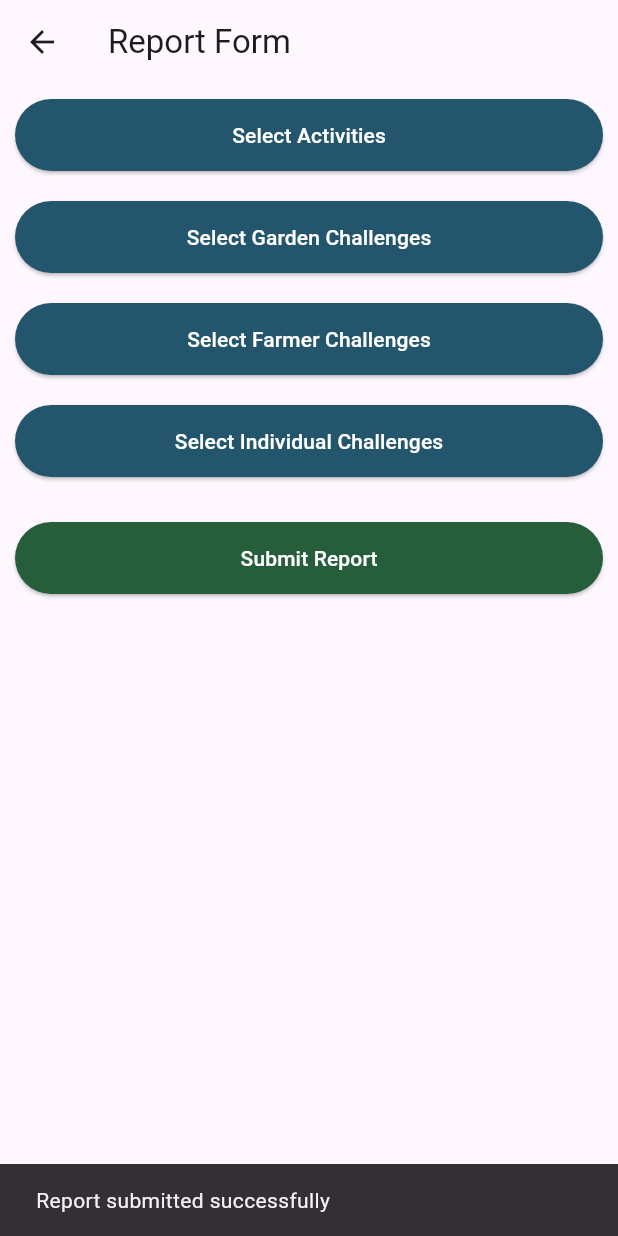
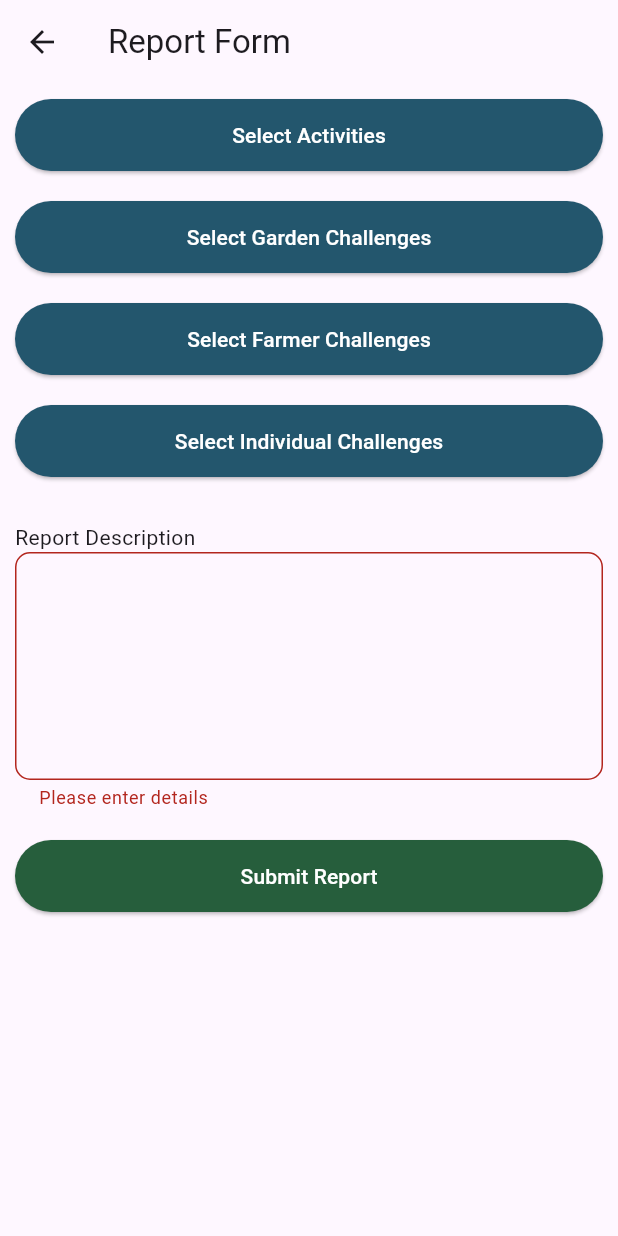
Before and after one commit to elias-avenger/Kijani-PMC-App, a Flutter app: the ReportScreen screen opened directly, after a tap on "Submit Report", on a phone screen of 412 x 824 dp. Run offline on Flutter 3.47's test engine with Material 3 defaults, Android fonts, the phone set to English and light mode, and no system bars; our stand-ins replace geolocator, get, google_fonts, image_picker, loading_animation_widget, shared_preferences; missing offline and left inert: easy_loading_button, flutter_exif_plugin, in_app_update, s3_storage; accounts and stored records are empty.

Commit message:
updated the structure of the report data to be submitted

```diff
--- a/lib/components/garden/register_farmer.dart
+++ b/lib/components/garden/register_farmer.dart
@@ -168,7 +168,7 @@ class _RegisterFarmerFormState extends State<RegisterFarmerForm> {
                     children: [
                       const SizedBox(height: 16),
                       ElevatedButton(
-                        style: kGreenButtonStyle,
+                        style: kBlackButtonStyle,
                         onPressed: () async {
                           // //select image from either gallery or camera
                           // final selectedImage =
--- a/lib/controllers/report_controller.dart
+++ b/lib/controllers/UI controllers/report_controller.dart
@@ -42,20 +42,32 @@ class ReportController extends GetxController {
         false,
   }.obs;
 
-  var individualChallenges = {
-    'Large working area to be covered by only one PMC.': false,
-    'Delay on the provision of field facilitation like fuel delays daily activity.':
-        false,
-    'Insecurity.': false,
-    'Wild animals attack.': false,
-    'House rent is more expensive than the one given by the company.': false,
-  }.obs;
+  // Individual challenges as a list
+  var individualChallenges = [
+    'Large working area to be covered by only one PMC.',
+    'Delay on the provision of field facilitation like fuel delays daily activity.',
+    'Insecurity.',
+    'Wild animals attack.',
+    'House rent is more expensive than the one given by the company.'
+  ].obs;
+
+  // State tracking map for individual challenges
+  var selectedIndividualChallenges = <String, bool>{}.obs;
 
   // Maps to store details for each category when selected
   var activityDetails = <String, String>{}.obs;
-  var gardenChallengeDetails = <String, String>{}.obs;
+  var gardenChallengeDetails = <String, dynamic>{}.obs;
   var farmerChallengeDetails = <String, String>{}.obs;
   var individualChallengeDetails = <String, String>{}.obs;
+
+  @override
+  void onInit() {
+    super.onInit();
+    // Initialize the state of each individual challenge as unselected
+    for (var challenge in individualChallenges) {
+      selectedIndividualChallenges[challenge] = false;
+    }
+  }
 
   // General method to toggle the item state in any category
   void toggleItem(String category, String item, bool value) {
@@ -71,8 +83,8 @@ class ReportController extends GetxController {
   }
 
   // General method to update details for a selected item in any category
-  void updateItemDetails(String category, String item, String details) {
-    RxMap<String, String>? detailsMap = _getDetailsMapByCategory(category);
+  void updateItemDetails(String category, String item, dynamic details) {
+    RxMap<String, dynamic>? detailsMap = _getDetailsMapByCategory(category);
     if (detailsMap != null) {
       detailsMap[item] = details;
     }
@@ -81,14 +93,14 @@ class ReportController extends GetxController {
   // General method to get a list of selected items with their details for a category
   List<Map<String, String>> getSelectedItemsWithDetails(String category) {
     RxMap<String, bool>? map = _getMapByCategory(category);
-    RxMap<String, String>? detailsMap = _getDetailsMapByCategory(category);
+    RxMap<String, dynamic>? detailsMap = _getDetailsMapByCategory(category);
     if (map == null || detailsMap == null) return [];
 
     return map.entries
         .where((entry) => entry.value)
         .map((entry) => {
               'item': entry.key,
-              'details': detailsMap[entry.key] ?? '',
+              'details': detailsMap[entry.key]?.toString() ?? '',
             })
         .toList();
   }
@@ -103,14 +115,14 @@ class ReportController extends GetxController {
       case 'farmerChallenges':
         return farmerChallenges;
       case 'individualChallenges':
-        return individualChallenges;
+        return selectedIndividualChallenges;
       default:
         return null;
     }
   }
 
   // Helper method to get the details map by category name
-  RxMap<String, String>? _getDetailsMapByCategory(String category) {
+  RxMap<String, dynamic>? _getDetailsMapByCategory(String category) {
     switch (category) {
       case 'activities':
         return activityDetails;
--- a/lib/screens/reports/reporting.dart
+++ b/lib/screens/reports/reporting.dart
@@ -1,9 +1,8 @@
 import 'dart:io';
-
 import 'package:flutter/material.dart';
 import 'package:get/get.dart';
 import 'package:image_picker/image_picker.dart';
-import 'package:kijani_pmc_app/controllers/report_controller.dart';
+import 'package:kijani_pmc_app/controllers/UI%20controllers/report_controller.dart';
 import 'package:kijani_pmc_app/utilities/constants.dart';
 import 'package:kijani_pmc_app/utilities/image_picker.dart';
 
@@ -15,12 +14,11 @@ class ReportScreen extends StatefulWidget {
 }
 
 class _ReportScreenState extends State<ReportScreen> {
-  //form key
   static final _formKey = GlobalKey<FormState>();
+  TextEditingController descController = TextEditingController();
 
   @override
   Widget build(BuildContext context) {
-    // Initialize the controller
     final ReportController controller = Get.put(ReportController());
 
     return Scaffold(
@@ -123,6 +121,7 @@ class _ReportScreenState extends State<ReportScreen> {
                           ),
                         ),
                     const SizedBox(height: 10),
+
                     // Button to select garden challenges
                     ElevatedButton(
                       style: ElevatedButton.styleFrom(
@@ -212,7 +211,7 @@ class _ReportScreenState extends State<ReportScreen> {
                                         imagePath.isNotEmpty) {
                                       // Display the selected image
                                       return Image.file(
-                                        File(imagePath),
+                                        File(imagePath['photoPath']),
                                         fit: BoxFit.cover,
                                       );
                                     } else {
@@ -235,14 +234,14 @@ class _ReportScreenState extends State<ReportScreen> {
                               controller.updateItemDetails(
                                 'gardenChallenges',
                                 challenge,
-                                image.path,
+                                {'photoPath': image.path, 'name': image.name},
                               );
                             }
                           },
                         ),
 
+                    const SizedBox(height: 10),
                     // Button to select farmer challenges
-                    const SizedBox(height: 10),
                     ElevatedButton(
                       style: ElevatedButton.styleFrom(
                         backgroundColor: const Color(0xff23566d),
@@ -298,24 +297,44 @@ class _ReportScreenState extends State<ReportScreen> {
                     ),
                     const SizedBox(height: 10),
                     // Display TextFormFields for selected farmer challenges
-                    if (controller.farmerChallenges.containsValue(true))
-                      Wrap(
-                        children: [
-                          Text('Selected challenges'),
-                          for (String challenge
-                              in controller.farmerChallenges.keys)
-                            if (controller.farmerChallenges[challenge]! == true)
-                              Container(
-                                padding: const EdgeInsets.all(8),
-                                child: Text(
-                                  "✅ $challenge",
+
+                    for (String challenge in controller.farmerChallenges.keys)
+                      if (controller.farmerChallenges[challenge]! == true)
+                        Padding(
+                          padding: const EdgeInsets.symmetric(vertical: 8.0),
+                          child: Column(
+                            children: [
+                              Text(challenge),
+                              TextFormField(
+                                decoration: InputDecoration(
+                                  hintText: "Enter numbers",
+                                  border: OutlineInputBorder(
+                                    borderRadius: BorderRadius.circular(8.0),
+                                    borderSide: const BorderSide(
+                                      color: Color(0xff23566d),
+                                      width: 2.0,
+                                    ),
+                                  ),
                                 ),
+                                onChanged: (value) {
+                                  controller.updateItemDetails(
+                                      'farmerChallenges', challenge, value);
+                                },
+                                validator: (value) {
+                                  if (value == null || value.isEmpty) {
+                                    return 'Please enter a value';
+                                  }
+                                  return null;
+                                },
+                                keyboardType: TextInputType.number,
                               ),
-                        ],
-                      ),
+                            ],
+                          ),
+                        ),
+
+                    const SizedBox(height: 10),
 
                     // Button to select individual challenges
-                    const SizedBox(height: 10),
                     ElevatedButton(
                       style: ElevatedButton.styleFrom(
                         backgroundColor: const Color(0xff23566d),
@@ -336,8 +355,8 @@ class _ReportScreenState extends State<ReportScreen> {
                                   padding: const EdgeInsets.all(12.0),
                                   child: Column(
                                     children: [
-                                      for (String challenge in controller
-                                          .individualChallenges.keys)
+                                      for (String challenge
+                                          in controller.individualChallenges)
                                         Column(
                                           crossAxisAlignment:
                                               CrossAxisAlignment.start,
@@ -347,7 +366,7 @@ class _ReportScreenState extends State<ReportScreen> {
                                               trailing: Checkbox(
                                                 activeColor: Colors.green,
                                                 value: controller
-                                                        .individualChallenges[
+                                                        .selectedIndividualChallenges[
                                                     challenge],
                                                 onChanged: (value) {
                                                   controller.toggleItem(
@@ -370,13 +389,17 @@ class _ReportScreenState extends State<ReportScreen> {
                       child: const Text('Select Individual Challenges'),
                     ),
                     const SizedBox(height: 10),
-                    if (controller.farmerChallenges.containsValue(true))
+
+                    // Display selected individual challenges
+                    if (controller.selectedIndividualChallenges
+                        .containsValue(true))
                       Wrap(
                         children: [
-                          Text('selected challenges'),
+                          const Text('Selected challenges:'),
                           for (String challenge
-                              in controller.individualChallenges.keys)
-                            if (controller.individualChallenges[challenge]! ==
+                              in controller.individualChallenges)
+                            if (controller
+                                    .selectedIndividualChallenges[challenge]! ==
                                 true)
                               Container(
                                 padding: const EdgeInsets.all(8.0),
@@ -386,6 +409,24 @@ class _ReportScreenState extends State<ReportScreen> {
                               ),
                         ],
                       ),
+
+                    const SizedBox(height: 20),
+                    const Text('Report Description'),
+                    TextFormField(
+                      controller: descController,
+                      decoration: InputDecoration(
+                        border: OutlineInputBorder(
+                          borderRadius: BorderRadius.circular(10),
+                        ),
+                      ),
+                      maxLines: 5,
+                      validator: (value) {
+                        if (value == null || value.isEmpty) {
+                          return 'Please enter details';
+                        }
+                        return null;
+                      },
+                    ),
                     const SizedBox(height: 20),
                     // Submit Button
                     ElevatedButton(
@@ -395,9 +436,7 @@ class _ReportScreenState extends State<ReportScreen> {
                         padding: const EdgeInsets.all(14),
                       ),
                       onPressed: () {
-                        //validate form
                         if (_formKey.currentState!.validate()) {
-                          // Handle form submission
                           final selectedActivities = controller
                               .getSelectedItemsWithDetails('activities');
                           final selectedGardenChallenges = controller
@@ -407,8 +446,8 @@ class _ReportScreenState extends State<ReportScreen> {
                           final selectedIndividualChallenges =
                               controller.getSelectedItemsWithDetails(
                                   'individualChallenges');
+                          final description = descController.text;
 
-                          // You can now use these lists to process or send data
                           print('Selected Activities: $selectedActivities');
                           print(
                               'Selected Garden Challenges: $selectedGardenChallenges');
@@ -416,12 +455,7 @@ class _ReportScreenState extends State<ReportScreen> {
                               'Selected Farmer Challenges: $selectedFarmerChallenges');
                           print(
                               'Selected Individual Challenges: $selectedIndividualChallenges');
-                          // Show a success message
-                          ScaffoldMessenger.of(context).showSnackBar(
-                            const SnackBar(
-                              content: Text('Report submitted successfully'),
-                            ),
-                          );
+                          print('description: $description');
                         }
                       },
                       child: const Text('Submit Report'),
--- a/lib/utilities/constants.dart
+++ b/lib/utilities/constants.dart
@@ -1,6 +1,6 @@
 import 'package:flutter/material.dart';
 
-ButtonStyle kGreenButtonStyle = ButtonStyle(
+ButtonStyle kBlackButtonStyle = ButtonStyle(
   backgroundColor: WidgetStateProperty.all<Color>(Colors.black),
   foregroundColor: WidgetStateProperty.all<Color>(Colors.white),
   padding:
@@ -8,6 +8,6 @@ ButtonStyle kGreenButtonStyle = ButtonStyle(
   shape: WidgetStateProperty.all<RoundedRectangleBorder>(
       RoundedRectangleBorder(borderRadius: BorderRadius.circular(10.0))),
 );
-Color kijaniBlue = Color(0xff23566d);
-Color kijaniGreen = Color(0xff265e3c);
-Color kijaniBrown = Color(0xff7c3d1c);
+Color kijaniBlue = const Color(0xff23566d);
+Color kijaniGreen = const Color(0xff265e3c);
+Color kijaniBrown = const Color(0xff7c3d1c);
```
Also changed, not shown: lib/screens/main_screen.dart (+4 -3 lines).
